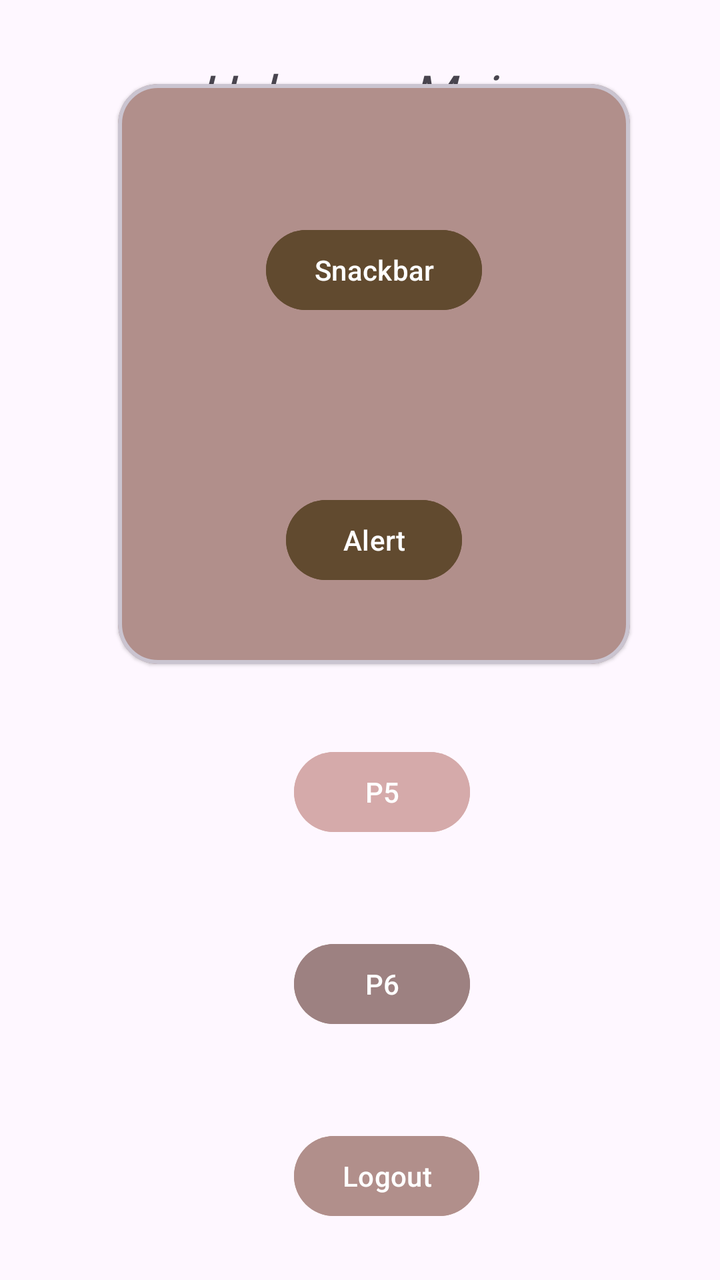
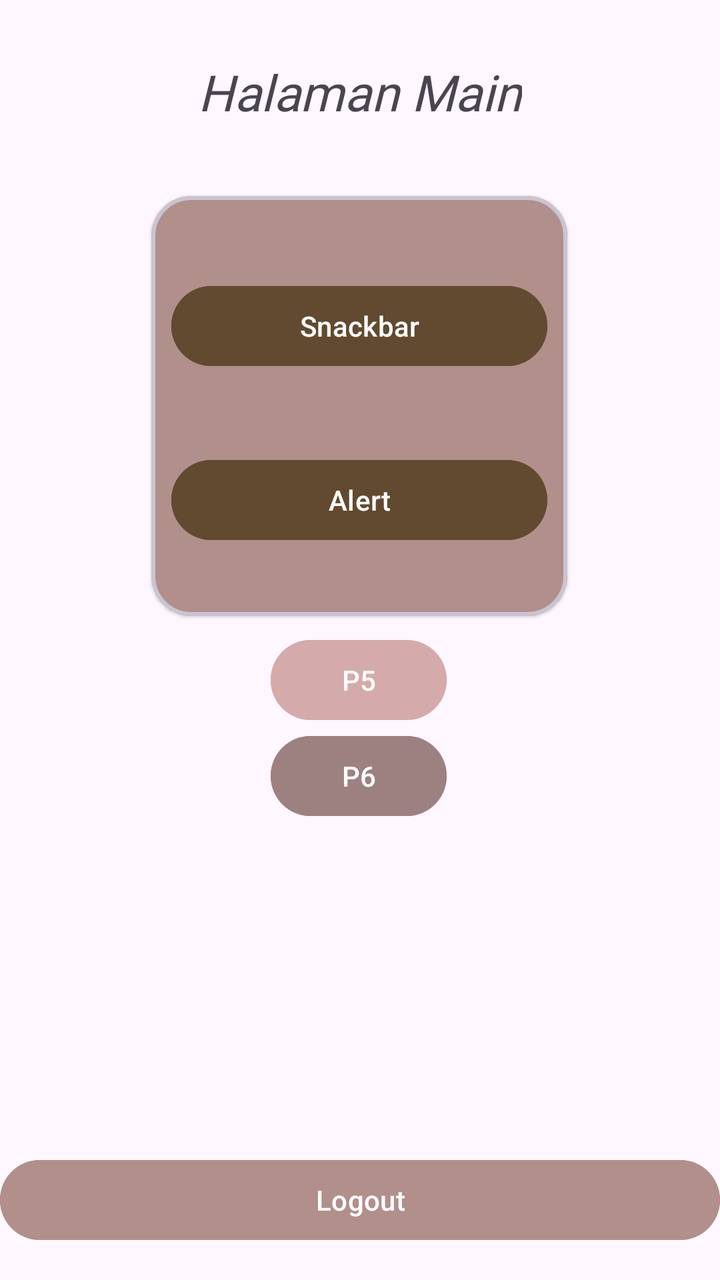

Two renders of the same Android screen: before a commit and after it. Below are the layout's source before the change and the commit's diff.
<!-- AndroidManifest.xml: application theme Theme.Armida_TIA -->
<!-- res/layout/activity_main.xml -->
<?xml version="1.0" encoding="utf-8"?>
<androidx.constraintlayout.widget.ConstraintLayout xmlns:android="http://schemas.android.com/apk/res/android"
    xmlns:app="http://schemas.android.com/apk/res-auto"
    xmlns:tools="http://schemas.android.com/tools"
    android:id="@+id/main"
    android:layout_width="match_parent"
    android:layout_height="match_parent"
    tools:context=".MainActivity">

    <TextView
        android:id="@+id/textView4"
        android:layout_width="wrap_content"
        android:layout_height="wrap_content"
        android:fontFamily="@font/henny_penny_regular"
        android:text="Halaman Main"
        android:textSize="25sp"
        android:textStyle="italic"
        app:layout_constraintBottom_toBottomOf="parent"
        app:layout_constraintEnd_toEndOf="parent"
        app:layout_constraintStart_toStartOf="parent"
        app:layout_constraintTop_toTopOf="parent"
        app:layout_constraintVertical_bias="0.048" />

    <com.google.android.material.card.MaterialCardView
        android:id="@+id/materialCardView"
        android:layout_width="256dp"
        android:layout_height="290dp"
        android:layout_marginBottom="308dp"
        app:cardBackgroundColor="#B18F8B"
        app:cardCornerRadius="20sp"
        app:cardElevation="1dp"
        app:layout_constraintBottom_toBottomOf="parent"
        app:layout_constraintEnd_toEndOf="parent"
        app:layout_constraintHorizontal_bias="0.567"
        app:layout_constraintStart_toStartOf="parent"
        app:strokeWidth="2dp">

        <androidx.constraintlayout.widget.ConstraintLayout
            android:layout_width="match_parent"
            android:layout_height="match_parent"
            android:layout_margin="10dp">

            <Button
                android:id="@+id/btnsnackbar"
                android:layout_width="wrap_content"
                android:layout_height="wrap_content"
                android:backgroundTint="#614A2F"
                android:text="Snackbar"
                android:textColorLink="#6F4B1C"
                app:layout_constraintBottom_toTopOf="@+id/btnalert"
                app:layout_constraintEnd_toEndOf="parent"
                app:layout_constraintStart_toStartOf="parent"
                app:layout_constraintTop_toTopOf="parent"
                app:layout_constraintVertical_bias="0.405" />

            <Button
                android:id="@+id/btnalert"
                android:layout_width="wrap_content"
                android:layout_height="wrap_content"
                android:layout_marginBottom="28dp"
                android:backgroundTint="#614A2F"
                android:text="Alert"
                app:layout_constraintBottom_toBottomOf="parent"
                app:layout_constraintEnd_toEndOf="parent"
                app:layout_constraintStart_toStartOf="parent" />
        </androidx.constraintlayout.widget.ConstraintLayout>

    </com.google.android.material.card.MaterialCardView>

    <Button
        android:id="@+id/btnToLima"
        android:layout_width="wrap_content"
        android:layout_height="wrap_content"
        android:layout_marginBottom="220dp"
        android:backgroundTint="#D5AAAA"
        android:text="P5"
        app:layout_constraintBottom_toBottomOf="parent"
        app:layout_constraintEnd_toEndOf="parent"
        app:layout_constraintHorizontal_bias="0.541"
        app:layout_constraintStart_toStartOf="parent" />

    <Button
        android:id="@+id/btnLogout"
        android:layout_width="wrap_content"
        android:layout_height="wrap_content"
        android:layout_marginBottom="28dp"
        android:backgroundTint="@color/btn_login"
        android:text="Logout"
        app:layout_constraintBottom_toBottomOf="parent"
        app:layout_constraintEnd_toEndOf="parent"
        app:layout_constraintHorizontal_bias="0.55"
        app:layout_constraintStart_toStartOf="parent" />

    <Button
        android:id="@+id/btnToEnam"
        android:layout_width="wrap_content"
        android:layout_height="wrap_content"
        android:backgroundTint="#9D8181"
        android:text="P6"
        app:layout_constraintBottom_toTopOf="@+id/btnLogout"
        app:layout_constraintEnd_toEndOf="parent"
        app:layout_constraintHorizontal_bias="0.541"
        app:layout_constraintStart_toStartOf="parent"
        app:layout_constraintTop_toBottomOf="@+id/btnToLima" />


</androidx.constraintlayout.widget.ConstraintLayout>
<!-- resources referenced by this layout -->
<resources>
  <color name="btn_login">#B18F8B</color>
  <style name="Theme.Armida_TIA" parent="Base.Theme.Armida_TIA" />
  <style name="Base.Theme.Armida_TIA" parent="Theme.Material3.DayNight.NoActionBar">
          
          
      </style>
</resources>

<!-- the commit's change to res/layout/activity_main.xml (unified diff, before → after) -->
@@ -23,26 +23,26 @@
 
     <com.google.android.material.card.MaterialCardView
         android:id="@+id/materialCardView"
-        android:layout_width="256dp"
-        android:layout_height="290dp"
-        android:layout_marginBottom="308dp"
+        android:layout_width="208dp"
+        android:layout_height="210dp"
+        android:layout_marginBottom="332dp"
         app:cardBackgroundColor="#B18F8B"
         app:cardCornerRadius="20sp"
         app:cardElevation="1dp"
         app:layout_constraintBottom_toBottomOf="parent"
         app:layout_constraintEnd_toEndOf="parent"
-        app:layout_constraintHorizontal_bias="0.567"
+        app:layout_constraintHorizontal_bias="0.497"
         app:layout_constraintStart_toStartOf="parent"
         app:strokeWidth="2dp">
 
         <androidx.constraintlayout.widget.ConstraintLayout
             android:layout_width="match_parent"
-            android:layout_height="match_parent"
+            android:layout_height="194dp"
             android:layout_margin="10dp">
 
             <Button
                 android:id="@+id/btnsnackbar"
-                android:layout_width="wrap_content"
+                android:layout_width="match_parent"
                 android:layout_height="wrap_content"
                 android:backgroundTint="#614A2F"
                 android:text="Snackbar"
@@ -51,11 +51,11 @@
                 app:layout_constraintEnd_toEndOf="parent"
                 app:layout_constraintStart_toStartOf="parent"
                 app:layout_constraintTop_toTopOf="parent"
-                app:layout_constraintVertical_bias="0.405" />
+                app:layout_constraintVertical_bias="0.445" />
 
             <Button
                 android:id="@+id/btnalert"
-                android:layout_width="wrap_content"
+                android:layout_width="match_parent"
                 android:layout_height="wrap_content"
                 android:layout_marginBottom="28dp"
                 android:backgroundTint="#614A2F"
@@ -71,24 +71,24 @@
         android:id="@+id/btnToLima"
         android:layout_width="wrap_content"
         android:layout_height="wrap_content"
-        android:layout_marginBottom="220dp"
+        android:layout_marginBottom="276dp"
         android:backgroundTint="#D5AAAA"
         android:text="P5"
         app:layout_constraintBottom_toBottomOf="parent"
         app:layout_constraintEnd_toEndOf="parent"
-        app:layout_constraintHorizontal_bias="0.541"
+        app:layout_constraintHorizontal_bias="0.498"
         app:layout_constraintStart_toStartOf="parent" />
 
     <Button
         android:id="@+id/btnLogout"
-        android:layout_width="wrap_content"
+        android:layout_width="match_parent"
         android:layout_height="wrap_content"
-        android:layout_marginBottom="28dp"
+        android:layout_marginBottom="16dp"
         android:backgroundTint="@color/btn_login"
         android:text="Logout"
         app:layout_constraintBottom_toBottomOf="parent"
         app:layout_constraintEnd_toEndOf="parent"
-        app:layout_constraintHorizontal_bias="0.55"
+        app:layout_constraintHorizontal_bias="0.506"
         app:layout_constraintStart_toStartOf="parent" />
 
     <Button
@@ -99,9 +99,10 @@
         android:text="P6"
         app:layout_constraintBottom_toTopOf="@+id/btnLogout"
         app:layout_constraintEnd_toEndOf="parent"
-        app:layout_constraintHorizontal_bias="0.541"
+        app:layout_constraintHorizontal_bias="0.498"
         app:layout_constraintStart_toStartOf="parent"
-        app:layout_constraintTop_toBottomOf="@+id/btnToLima" />
+        app:layout_constraintTop_toBottomOf="@+id/btnToLima"
+        app:layout_constraintVertical_bias="0.0" />
 
 
 </androidx.constraintlayout.widget.ConstraintLayout>
